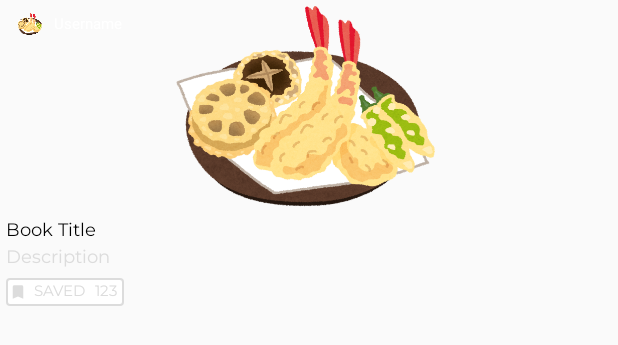
After one commit to syche55/Crease, an Android app: the layout explore_item.xml on its own in the app's theme, with its tools: preview values and no code run, on a phone screen of 412 x 824 dp. The commit adds this screen. Shown: the top 345 px of the screen. Run offline under Robolectric (Android 15) with nearby library versions, the phone set to English and light mode, and no system bars; Roboto replaces fonts that are not available here.

Commit message:
Explore page

```diff
--- a/app/build.gradle
+++ b/app/build.gradle
@@ -62,4 +62,7 @@ dependencies {
     androidTestImplementation 'androidx.test.espresso:espresso-core:3.2.0'
     //lottie
     implementation 'com.airbnb.android:lottie:3.4.1'
+    //recycle view
+    //noinspection GradleCompatible
+    implementation 'com.android.support:recyclerview-v7:28.0.0'
 }
--- /dev/null
+++ b/app/src/main/res/drawable/explore_save_button.xml
@@ -0,0 +1,7 @@
+<?xml version="1.0" encoding="utf-8"?>
+<shape android:shape="rectangle" xmlns:android="http://schemas.android.com/apk/res/android">
+    <corners android:radius="2dp" />
+    <stroke android:width="1dp"
+        android:color="@color/colorLightGray"/>
+    <solid android:color="@color/colorWhite"/>
+</shape>
--- /dev/null
+++ b/app/src/main/res/drawable/ic_baseline_bookmark_26.xml
@@ -0,0 +1,5 @@
+<vector android:height="26dp" android:tint="#DCDCDC"
+    android:viewportHeight="24" android:viewportWidth="24"
+    android:width="26dp" xmlns:android="http://schemas.android.com/apk/res/android">
+    <path android:fillColor="@android:color/white" android:pathData="M17,3H7c-1.1,0 -1.99,0.9 -1.99,2L5,21l7,-3 7,3V5c0,-1.1 -0.9,-2 -2,-2z"/>
+</vector>
--- /dev/null
+++ b/app/src/main/res/layout/explore_item.xml
@@ -0,0 +1,124 @@
+<?xml version="1.0" encoding="utf-8"?>
+
+<LinearLayout xmlns:android="http://schemas.android.com/apk/res/android"
+    android:layout_width="match_parent"
+    android:layout_height="wrap_content"
+    xmlns:app="http://schemas.android.com/apk/res-auto"
+    android:orientation="vertical"
+    android:layout_marginEnd="8dp"
+    android:layout_marginBottom="8dp"
+    android:layout_marginStart="4dp">
+
+    <com.google.android.material.circularreveal.CircularRevealFrameLayout
+        android:layout_width="match_parent"
+        android:layout_height="wrap_content">
+
+        <ImageView
+            android:id="@+id/explore_post_img"
+            android:layout_width="match_parent"
+            android:layout_height="wrap_content"
+            android:src="@drawable/ic_tempura" />
+
+        <LinearLayout
+            android:layout_width="match_parent"
+            android:layout_height="wrap_content"
+            android:orientation="horizontal">
+
+            <de.hdodenhof.circleimageview.CircleImageView
+                android:id="@+id/explore_user_profile_image"
+                android:layout_width="16dp"
+                android:layout_height="16dp"
+                android:layout_margin="8dp"
+                android:layout_gravity="center"
+                android:scaleType="centerCrop"
+                android:src="@drawable/ic_tempura"/>
+
+            <TextView
+                android:id="@+id/explore_username"
+                android:layout_width="wrap_content"
+                android:layout_height="wrap_content"
+                android:layout_gravity="center"
+                android:textSize="10sp"
+                android:text="@string/username"
+                android:textColor="@color/colorWhite"/>
+
+            </LinearLayout>
+
+    </com.google.android.material.circularreveal.CircularRevealFrameLayout>
+
+    <LinearLayout
+        android:layout_width="match_parent"
+        android:layout_height="wrap_content"
+        android:orientation="vertical">
+
+        <TextView
+            android:id="@+id/explore_book_title"
+            android:layout_width="match_parent"
+            android:layout_height="wrap_content"
+            android:maxLines="2"
+            android:text="@string/book_title"
+            android:textColor="@color/colorBlack"
+            android:fontFamily="@font/montserrat"
+            android:textSize="12sp"/>
+
+        <TextView
+            android:id="@+id/explore_post_context"
+            android:layout_width="match_parent"
+            android:layout_height="wrap_content"
+            android:maxLines="2"
+            android:text="@string/description"
+            android:textColor="@color/colorLightGray"
+            android:fontFamily="@font/montserrat"
+            android:textSize="12sp"/>
+
+        <LinearLayout
+            android:id="@+id/explore_save_layout"
+            android:layout_width="wrap_content"
+            android:layout_height="wrap_content"
+            android:layout_marginTop="4dp"
+            android:layout_marginBottom="4dp"
+            android:background="@drawable/explore_save_button"
+            android:clickable="true"
+            android:layout_gravity="top"
+            android:orientation="horizontal">
+
+            <ImageView
+                android:layout_width="16dp"
+                android:layout_height="16dp"
+                android:src="@drawable/ic_baseline_bookmark_26"
+                android:layout_gravity="center"
+                android:paddingStart="2dp"
+                android:paddingEnd="2dp"
+                android:paddingTop="2dp"
+                android:paddingBottom="2dp"/>
+            <TextView
+                android:layout_width="wrap_content"
+                android:layout_height="16dp"
+                android:gravity="center"
+                android:text="SAVED"
+                android:textSize="10sp"
+                android:textColor="@color/colorLightGray"
+                android:fontFamily="@font/montserrat"
+                android:paddingStart="2dp"
+                android:paddingEnd="2dp"
+                android:paddingTop="2dp"
+                android:paddingBottom="2dp"/>
+
+            <TextView
+                android:id="@+id/explore_save_count"
+                android:layout_width="24dp"
+                android:layout_height="wrap_content"
+                android:gravity="center"
+                android:text="123"
+                android:textSize="10sp"
+                android:fontFamily="@font/montserrat"
+                android:textColor="@color/colorLightGray"
+                android:paddingStart="2dp"
+                android:paddingEnd="2dp"
+                android:paddingTop="2dp"
+                android:paddingBottom="2dp"/>
+        </LinearLayout>
+
+    </LinearLayout>
+
+</LinearLayout>
--- a/app/src/main/res/values/colors.xml
+++ b/app/src/main/res/values/colors.xml
@@ -14,6 +14,7 @@
     <color name="colorLightGreen">#85a392</color>
     <color name="colorBlack">#000000</color>
 
+    <color name="colorLightGray">#DCDCDC</color>
     <color name="colorGray">#707070</color>
     <color name="borderColor">#6a6866</color>
 
--- a/app/src/main/res/values/strings.xml
+++ b/app/src/main/res/values/strings.xml
@@ -35,4 +35,5 @@
     <string name="login">Login</string>
     <string name="email">Email: xxx@gmail.com</string>
     <string name="password">Password</string>
+    <string name="description">Description</string>
 </resources>
```
Also changed, not shown: app/src/main/java/neu/edu/crease/Adapter/ExploreAdapter.java (added, +110 -0 lines), app/src/main/java/neu/edu/crease/ui/explore/ExploreFragment.java (+54 -16 lines), app/src/main/java/neu/edu/crease/ui/home/HomeFragment.java (+7 -2 lines), app/src/main/res/layout/fragment_explore.xml (+46 -18 lines).
